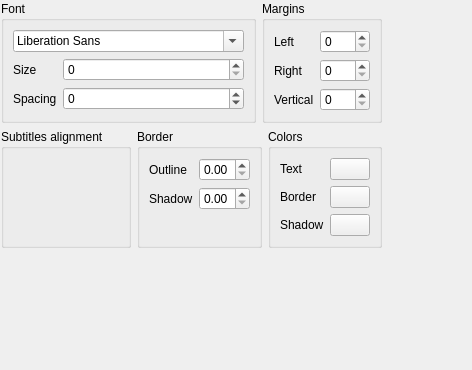
Qt form src/gui/Ui/OSDSettings.ui (zaps166/QMPlay2) before a commit.
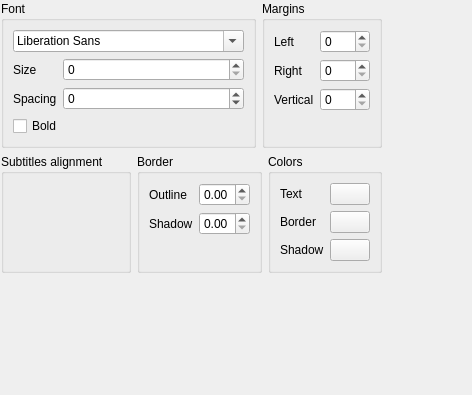
The same form after that commit. Custom widgets are drawn as their Qt base class.

Commit message:
Subtitles: Add bold font option
See issue #603

Patch:
```diff
--- a/src/gui/Ui/OSDSettings.ui
+++ b/src/gui/Ui/OSDSettings.ui
@@ -59,6 +59,13 @@
             </property>
            </widget>
           </item>
+          <item row="3" column="0" colspan="2">
+           <widget class="QCheckBox" name="boldCB">
+            <property name="text">
+             <string>Bold</string>
+            </property>
+           </widget>
+          </item>
          </layout>
         </widget>
        </item>
```
Left out of the diff: 14 changed lines with no effect on the pictures. The commit also changes 4 other files.
